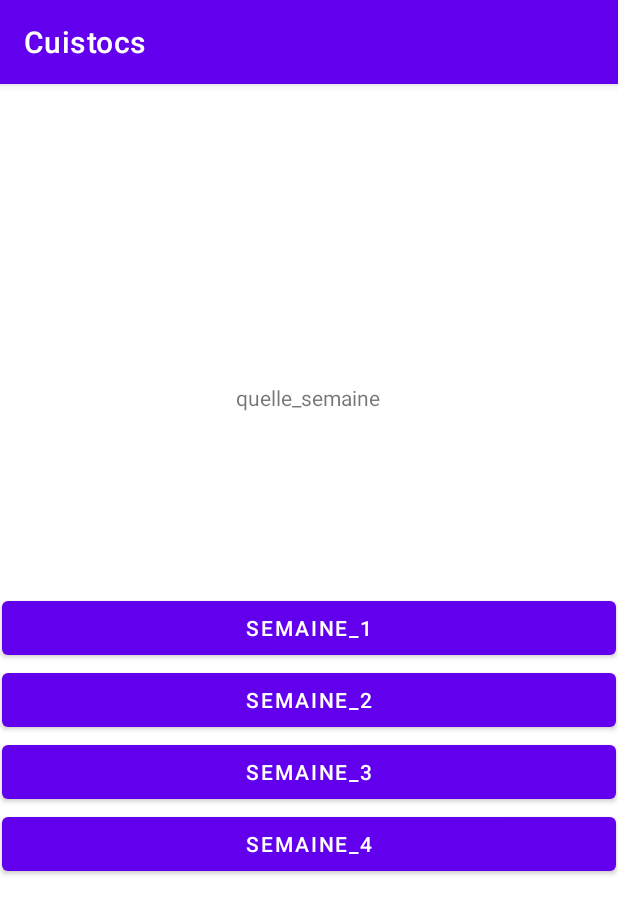
After one commit to carolinelagarde/Cuistocs, an Android app: the SemaineActivity screen opened directly, with no data from a screen before it, on a phone screen of 412 x 824 dp. The commit adds this screen. Shown: the top 914 px of the screen. Run offline under Robolectric (Android 15) with nearby library versions, the phone set to English and light mode, and no system bars.

Commit message:
SemaineActivity créée

```diff
--- a/app/src/main/AndroidManifest.xml
+++ b/app/src/main/AndroidManifest.xml
@@ -9,6 +9,7 @@
         android:roundIcon="@mipmap/ic_launcher_round"
         android:supportsRtl="true"
         android:theme="@style/Theme.Cuistocs">
+        <activity android:name=".SemaineActivity"></activity>
         <activity android:name=".MainActivity">
             <intent-filter>
                 <action android:name="android.intent.action.MAIN" />
--- /dev/null
+++ b/app/src/main/java/com/example/cuistocs/SemaineActivity.java
@@ -0,0 +1,57 @@
+package com.example.cuistocs;
+
+import androidx.appcompat.app.AppCompatActivity;
+
+import android.os.Bundle;
+import android.util.Log;
+import android.view.View;
+import android.widget.Button;
+
+public class SemaineActivity extends AppCompatActivity {
+
+    int numeroSemaine;
+    Button semaine1;
+    Button semaine2;
+    Button semaine3;
+    Button semaine4;
+
+    @Override
+    protected void onCreate(Bundle savedInstanceState) {
+        super.onCreate(savedInstanceState);
+        setContentView(R.layout.activity_semaine);
+
+        Button semaine1 = findViewById(R.id.boutonSemaine1);
+        Button semaine2 = findViewById(R.id.boutonSemaine2);
+        Button semaine3 = findViewById(R.id.boutonSemaine3);
+        Button semaine4 = findViewById(R.id.boutonSemaine4);
+
+    }
+
+    public void ouvrirSemaine(View view) {
+        if (view.equals(semaine1)) {
+            numeroSemaine = 0;
+            Log.i("boutonSemaineClique", "semaine 1 selectionnee");
+        }
+        if (view.equals(semaine2)) {
+            numeroSemaine = 1;
+            Log.i("boutonSemaineClique", "semaine 2 selectionnee");
+        }
+        if (view.equals(semaine3)) {
+            numeroSemaine = 2;
+            Log.i("boutonSemaineClique", "semaine 3 selectionnee");
+        }
+        if (view.equals(semaine4)) {
+            numeroSemaine = 3;
+            Log.i("boutonSemaineClique", "semaine 4 selectionnee");
+        }
+
+        /*
+        Intent versAvtivitéSemaine = new Intent();
+        versAvtivitéSemaine.setClass(this, ChoixJoursAtivity.class);
+
+        versAvtivitéSemaine.putExtra("indiceSemaine", numeroSemaine);
+        startActivity(versAvtivitéSemaine);
+        */
+    }
+
+}
--- /dev/null
+++ b/app/src/main/res/layout/activity_semaine.xml
@@ -0,0 +1,95 @@
+<?xml version="1.0" encoding="utf-8"?>
+<androidx.constraintlayout.widget.ConstraintLayout xmlns:android="http://schemas.android.com/apk/res/android"
+    xmlns:app="http://schemas.android.com/apk/res-auto"
+    xmlns:tools="http://schemas.android.com/tools"
+    android:layout_width="match_parent"
+    android:layout_height="match_parent"
+    tools:context=".SemaineActivity">
+
+
+    <Button
+        android:id="@+id/boutonSemaine1"
+        android:layout_width="409dp"
+        android:layout_height="wrap_content"
+        android:layout_marginStart="1dp"
+        android:layout_marginLeft="1dp"
+        android:layout_marginTop="320dp"
+        android:layout_marginEnd="1dp"
+        android:layout_marginRight="1dp"
+        android:layout_marginBottom="363dp"
+        android:onClick="ouvrirSemaine"
+        android:text="@string/semaine_1"
+        app:layout_constraintBottom_toBottomOf="parent"
+        app:layout_constraintEnd_toEndOf="parent"
+        app:layout_constraintStart_toStartOf="parent"
+        app:layout_constraintTop_toTopOf="parent" />
+
+    <Button
+        android:id="@+id/boutonSemaine2"
+        android:layout_width="409dp"
+        android:layout_height="wrap_content"
+        android:layout_marginStart="1dp"
+        android:layout_marginLeft="1dp"
+        android:layout_marginTop="368dp"
+        android:layout_marginEnd="1dp"
+        android:layout_marginRight="1dp"
+        android:layout_marginBottom="315dp"
+        android:onClick="ouvrirSemaine"
+        android:text="@string/semaine_2"
+        app:layout_constraintBottom_toBottomOf="parent"
+        app:layout_constraintEnd_toEndOf="parent"
+        app:layout_constraintStart_toStartOf="parent"
+        app:layout_constraintTop_toTopOf="parent" />
+
+    <Button
+        android:id="@+id/boutonSemaine3"
+        android:layout_width="409dp"
+        android:layout_height="wrap_content"
+        android:layout_marginStart="1dp"
+        android:layout_marginLeft="1dp"
+        android:layout_marginTop="416dp"
+        android:layout_marginEnd="1dp"
+        android:layout_marginRight="1dp"
+        android:layout_marginBottom="267dp"
+        android:onClick="ouvrirSemaine"
+        android:text="@string/semaine_3"
+        app:layout_constraintBottom_toBottomOf="parent"
+        app:layout_constraintEnd_toEndOf="parent"
+        app:layout_constraintStart_toStartOf="parent"
+        app:layout_constraintTop_toTopOf="parent" />
+
+    <Button
+        android:id="@+id/boutonSemaine4"
+        android:layout_width="409dp"
+        android:layout_height="wrap_content"
+        android:layout_marginStart="1dp"
+        android:layout_marginLeft="1dp"
+        android:layout_marginTop="464dp"
+        android:layout_marginEnd="1dp"
+        android:layout_marginRight="1dp"
+        android:layout_marginBottom="219dp"
+        android:onClick="ouvrirSemaine"
+        android:text="@string/semaine_4"
+        app:layout_constraintBottom_toBottomOf="parent"
+        app:layout_constraintEnd_toEndOf="parent"
+        app:layout_constraintStart_toStartOf="parent"
+        app:layout_constraintTop_toTopOf="parent" />
+
+    <TextView
+        android:id="@+id/weekTextView"
+        android:layout_width="wrap_content"
+        android:layout_height="wrap_content"
+        android:layout_marginStart="86dp"
+        android:layout_marginLeft="86dp"
+        android:layout_marginTop="181dp"
+        android:layout_marginEnd="87dp"
+        android:layout_marginRight="87dp"
+        android:layout_marginBottom="531dp"
+        android:text="@string/quelle_semaine"
+        app:layout_constraintBottom_toBottomOf="parent"
+        app:layout_constraintEnd_toEndOf="parent"
+        app:layout_constraintStart_toStartOf="parent"
+        app:layout_constraintTop_toTopOf="parent" />
+
+
+</androidx.constraintlayout.widget.ConstraintLayout>
--- a/app/src/main/res/values/strings.xml
+++ b/app/src/main/res/values/strings.xml
@@ -1,3 +1,8 @@
 <resources>
     <string name="app_name">Cuistocs</string>
+    <string name="semaine_1">semaine_1</string>
+    <string name="semaine_2">semaine_2</string>
+    <string name="semaine_3">semaine_3</string>
+    <string name="semaine_4">semaine_4</string>
+    <string name="quelle_semaine">quelle_semaine</string>
 </resources>
```
